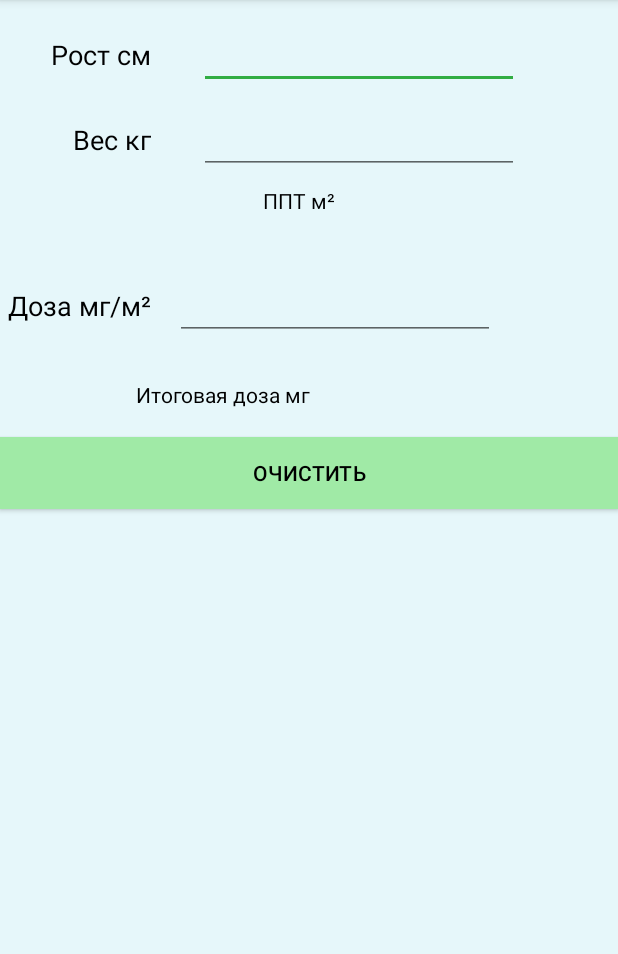
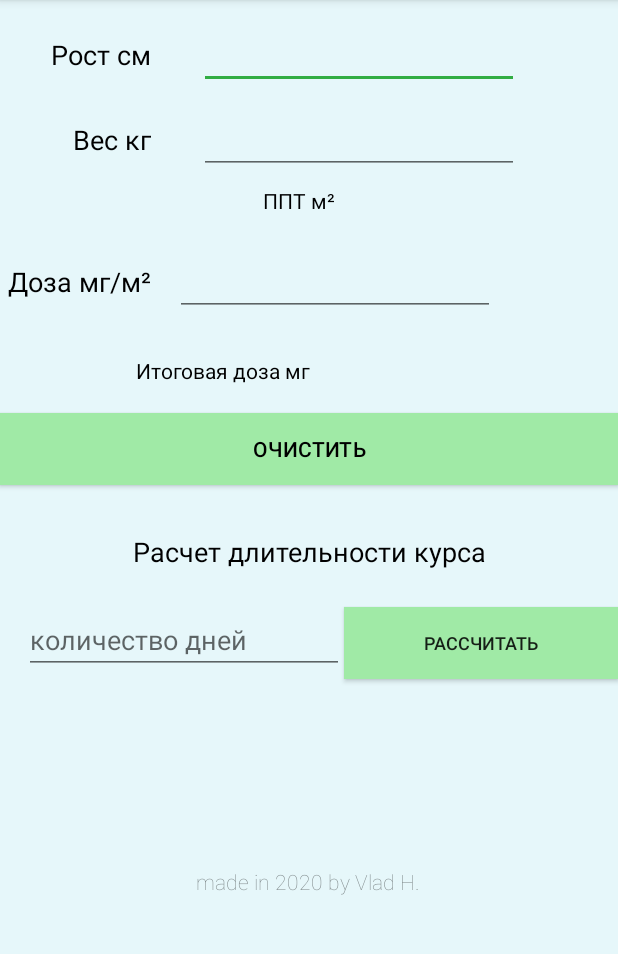
Before and after one commit to Frogii/Helper, an Android app: the screen it shows after launch (MainActivity), on a phone screen of 412 x 824 dp, the part 84-1038 px from its top. Run offline under Robolectric (Android 15) with nearby library versions, the phone set to English and light mode, and no system bars.

Commit message:
add calendar

```diff
--- a/app/src/main/AndroidManifest.xml
+++ b/app/src/main/AndroidManifest.xml
@@ -16,6 +16,7 @@
                 <category android:name="android.intent.category.LAUNCHER" />
             </intent-filter>
         </activity>
+        <activity android:name=".CalendarActivity" />
     </application>
 
 </manifest>
--- a/app/src/main/res/layout/activity_main.xml
+++ b/app/src/main/res/layout/activity_main.xml
@@ -4,7 +4,6 @@
     xmlns:tools="http://schemas.android.com/tools"
     android:layout_width="match_parent"
     android:layout_height="match_parent"
-    android:background="@color/colorBackground"
     tools:context=".MainActivity">
 
     <EditText
@@ -69,7 +68,7 @@
         android:id="@+id/tvDose"
         android:layout_width="wrap_content"
         android:layout_height="wrap_content"
-        android:layout_marginTop="86dp"
+        android:layout_marginTop="70dp"
         android:text="Доза мг/м\u00b2"
         android:textColor="@android:color/black"
         android:textSize="18sp"
@@ -131,4 +130,76 @@
         app:layout_constraintEnd_toEndOf="parent"
         app:layout_constraintStart_toStartOf="parent"
         app:layout_constraintTop_toBottomOf="@+id/tvTotalDose" />
+
+    <Button
+        android:id="@+id/btCalendar"
+        android:layout_width="0dp"
+        android:layout_height="wrap_content"
+        android:background="#A0EAA6"
+        android:text="рассчитать"
+        android:textSize="12sp"
+        app:layout_constraintBaseline_toBaselineOf="@id/etDaysCount"
+        app:layout_constraintEnd_toEndOf="parent"
+        app:layout_constraintStart_toEndOf="@+id/etDaysCount" />
+
+    <TextView
+        android:id="@+id/tvFirstDay"
+        android:layout_width="wrap_content"
+        android:layout_height="wrap_content"
+        android:layout_marginTop="24dp"
+        android:textColor="@android:color/black"
+        android:textSize="18sp"
+        app:layout_constraintEnd_toEndOf="parent"
+        app:layout_constraintStart_toStartOf="parent"
+        app:layout_constraintTop_toBottomOf="@+id/btCalendar" />
+
+    <TextView
+        android:id="@+id/tvLastDate"
+        android:layout_width="wrap_content"
+        android:layout_height="wrap_content"
+        android:layout_marginTop="24dp"
+        android:textColor="@android:color/black"
+        android:textSize="18sp"
+        app:layout_constraintEnd_toEndOf="parent"
+        app:layout_constraintStart_toStartOf="parent"
+        app:layout_constraintTop_toBottomOf="@+id/tvFirstDay" />
+
+    <EditText
+        android:id="@+id/etDaysCount"
+        android:layout_width="wrap_content"
+        android:layout_height="wrap_content"
+        android:layout_marginStart="16dp"
+        android:layout_marginTop="24dp"
+        android:ems="10"
+        android:hint="количество дней"
+        android:inputType="number"
+        app:layout_constraintStart_toStartOf="parent"
+        app:layout_constraintTop_toBottomOf="@+id/tvCalculateDays" />
+
+    <TextView
+        android:id="@+id/tvCalculateDays"
+        android:layout_width="wrap_content"
+        android:layout_height="wrap_content"
+        android:layout_marginTop="32dp"
+        android:text="Расчет длительности курса"
+        android:textColor="@android:color/black"
+        android:textSize="18sp"
+        app:layout_constraintEnd_toEndOf="parent"
+        app:layout_constraintStart_toStartOf="parent"
+        app:layout_constraintTop_toBottomOf="@+id/btClear" />
+
+    <TextView
+        android:id="@+id/textView3"
+        android:layout_width="wrap_content"
+        android:layout_height="wrap_content"
+        android:layout_marginTop="28dp"
+        android:fontFamily="sans-serif-thin"
+        android:text="made in 2020 by Vlad H."
+        app:layout_constraintEnd_toEndOf="parent"
+        app:layout_constraintHorizontal_bias="0.498"
+        app:layout_constraintStart_toStartOf="parent"
+        app:layout_constraintTop_toBottomOf="@+id/tvLastDate" />
+
+
+
 </androidx.constraintlayout.widget.ConstraintLayout>
```
Also changed, not shown: app/src/main/java/com/example/helper/CalendarActivity.kt (added, +51 -0 lines), app/src/main/java/com/example/helper/MainActivity.kt (+25 -0 lines), app/src/main/res/layout/calendar_layout.xml (added, +29 -0 lines).
